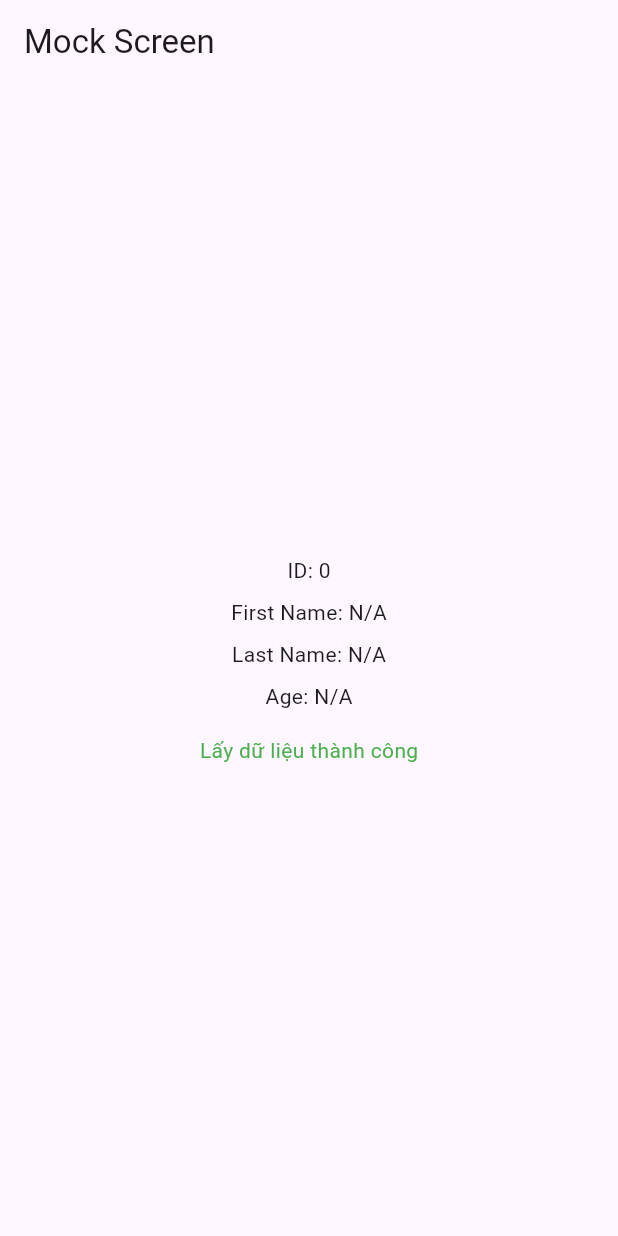
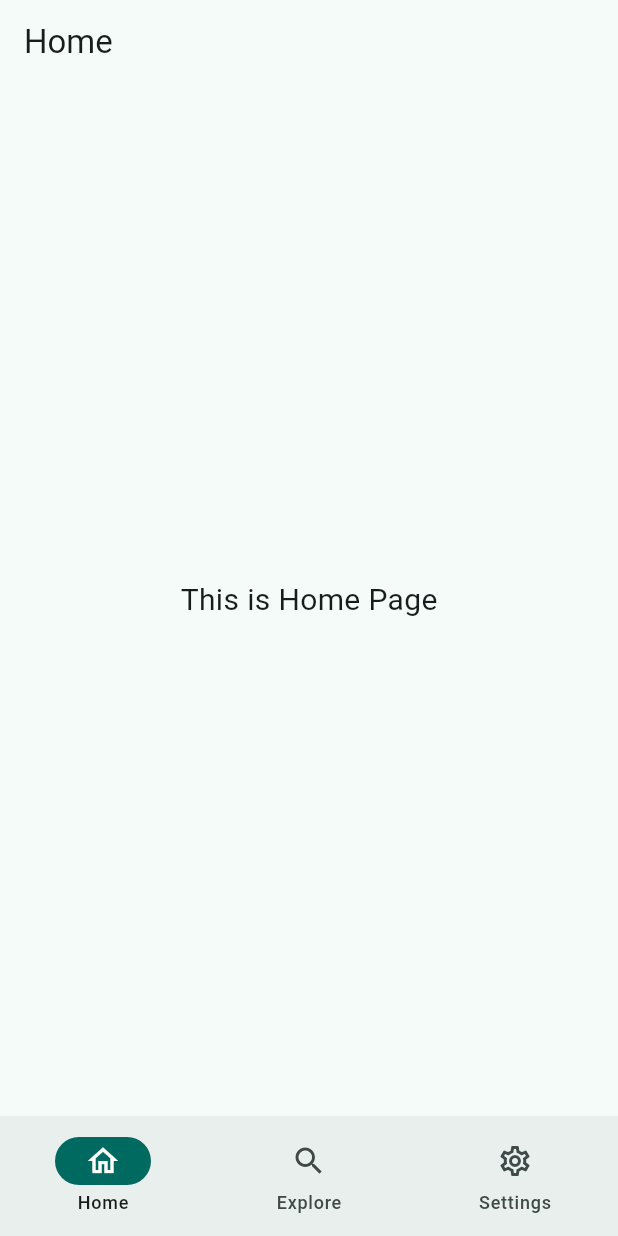
Before and after one commit to vinhngpc19/flutter_bloc_clean_architecture, a Flutter app: the screen it shows after launch, on a phone screen of 412 x 824 dp. Run offline on Flutter 3.47's test engine with Material 3 defaults, Android fonts, the phone set to English and light mode, and no system bars; our stand-ins replace flutter_bloc, freezed_annotation, get_it, go_router, hive_flutter; accounts and stored records are empty.

Commit message:
Add go router

```diff
--- a/lib/configs/di/di.dart
+++ b/lib/configs/di/di.dart
@@ -36,7 +36,7 @@ class DI {
       () => LocalDataImpl(localStorage: getIt()),
     );
 
-    // tools
+    // services
     final localStorage = LocalStorage();
     await localStorage.init();
     getIt.registerLazySingleton<LocalStorage>(
--- a/lib/main.dart
+++ b/lib/main.dart
@@ -1,13 +1,25 @@
 import 'package:flutter/material.dart';
-import 'package:flutter_bloc/flutter_bloc.dart';
 import 'package:forecast/configs/di/di.dart';
-import 'package:forecast/presentation/screens/mock/bloc/mock_bloc.dart';
-import 'package:forecast/presentation/screens/mock/mock_screen.dart';
+import 'package:forecast/routers/app_router.dart';
 
 void main() async {
   WidgetsFlutterBinding.ensureInitialized();
   await DI().setUpLocator();
-  runApp(const MyApp());
+
+  runApp(
+    // MultiBlocProvider(
+    //   providers: [
+    //     BlocProvider(
+    //       create: (context) => DI().get<ThemeBloc>(),
+    //     ),
+    //     BlocProvider(
+    //       create: (context) => DI().get<LanguageBloc>(),
+    //     ),
+    //   ],
+    //   child:
+    const MyApp(),
+    // ),
+  );
 }
 
 class MyApp extends StatelessWidget {
@@ -15,19 +27,11 @@ class MyApp extends StatelessWidget {
 
   @override
   Widget build(BuildContext context) {
-    return MaterialApp(
-        title: 'Flutter Demo',
-        theme: ThemeData(
-          colorScheme: ColorScheme.fromSeed(seedColor: Colors.deepPurple),
-          useMaterial3: true,
-        ),
-        home: MultiBlocProvider(
-          providers: [
-            BlocProvider<MockBloc>(
-              create: (BuildContext context) => DI().getIt<MockBloc>(),
-            ),
-          ],
-          child: const MockScreen(),
-        ));
+    return MaterialApp.router(
+      theme: ThemeData.from(
+          colorScheme: ColorScheme.fromSeed(seedColor: Colors.teal),
+          useMaterial3: true),
+      routerConfig: AppRouter.routers,
+    );
   }
 }
--- /dev/null
+++ b/lib/presentation/screens/dashboard/dashboard_page.dart
@@ -0,0 +1,39 @@
+import 'package:flutter/material.dart';
+import 'package:go_router/go_router.dart';
+
+class DashboardPage extends StatelessWidget {
+  const DashboardPage({super.key, required this.navigationShell});
+  final StatefulNavigationShell navigationShell;
+
+  @override
+  Widget build(BuildContext context) {
+    return Scaffold(
+      body: navigationShell,
+      bottomNavigationBar: NavigationBar(
+        selectedIndex: navigationShell.currentIndex,
+        onDestinationSelected: navigationShell.goBranch,
+        indicatorColor: Theme.of(context).primaryColor,
+        destinations: destinations
+            .map((destination) => NavigationDestination(
+                  icon: Icon(destination.icon),
+                  label: destination.label,
+                  selectedIcon: Icon(destination.icon, color: Colors.white),
+                ))
+            .toList(),
+      ),
+    );
+  }
+}
+
+class Destination {
+  const Destination({required this.label, required this.icon});
+
+  final String label;
+  final IconData icon;
+}
+
+const destinations = [
+  Destination(label: 'Home', icon: Icons.home_outlined),
+  Destination(label: 'Explore', icon: Icons.search),
+  Destination(label: 'Settings', icon: Icons.settings_outlined),
+];
--- /dev/null
+++ b/lib/presentation/screens/home_page.dart
@@ -0,0 +1,16 @@
+import 'package:flutter/material.dart';
+
+class HomePage extends StatelessWidget {
+  const HomePage({super.key});
+
+  @override
+  Widget build(BuildContext context) => Scaffold(
+        appBar: AppBar(title: const Text('Home')),
+        body: const Center(
+          child: Text(
+            'This is Home Page',
+            style: TextStyle(fontSize: 20),
+          ),
+        ),
+      );
+}
--- a/lib/presentation/screens/mock/bloc/mock_bloc.dart
+++ b/lib/presentation/screens/mock/bloc/mock_bloc.dart
@@ -42,6 +42,7 @@ class MockBloc extends Bloc<MockEvent, MockState> {
   Future<void> _onSaveUser(_SaveUser event, Emitter<MockState> emit) async {
     debugPrint('MockBloc: _onSaveUser');
     emit(state.copyWith(isLoading: true));
+    // save user
     emit(state.copyWith(
       isLoading: false,
       message: 'Lưu user thành công',
--- a/lib/presentation/screens/mock/mock_screen.dart
+++ b/lib/presentation/screens/mock/mock_screen.dart
@@ -1,9 +1,11 @@
 import 'package:flutter/material.dart';
 import 'package:flutter_bloc/flutter_bloc.dart';
 import 'package:forecast/presentation/screens/mock/bloc/mock_bloc.dart';
+import 'package:go_router/go_router.dart';
 
 class MockScreen extends StatelessWidget {
-  const MockScreen({super.key});
+  const MockScreen({super.key, required this.navigationShell});
+  final StatefulNavigationShell navigationShell;
 
   @override
   Widget build(BuildContext context) {
--- a/lib/routers/app_router.dart
+++ b/lib/routers/app_router.dart
@@ -0,0 +1,81 @@
+import 'package:flutter/widgets.dart';
+import 'package:forecast/presentation/screens/dashboard/dashboard_page.dart';
+import 'package:forecast/presentation/screens/explore_page.dart';
+import 'package:forecast/presentation/screens/home_page.dart';
+import 'package:forecast/presentation/screens/profile_page.dart';
+import 'package:forecast/presentation/screens/setting_page.dart';
+import 'package:go_router/go_router.dart';
+
+class AppRouter {
+  AppRouter._();
+
+  static const String loginPage = '/login';
+  static const String registerPage = '/register';
+  static const String explorePage = '/explore';
+  static const String settingsPage = '/settings';
+  static const String homePage = '/profile';
+  static const String profilePage = '/home';
+
+  static final rootNavigatorKey = GlobalKey<NavigatorState>(debugLabel: 'root');
+
+  static final routers = GoRouter(
+    navigatorKey: rootNavigatorKey,
+    initialLocation: AppRouter.homePage,
+    routes: [
+      GoRoute(
+        path: AppRouter.loginPage,
+        builder: (context, state) => const SizedBox(),
+      ),
+      GoRoute(
+        path: AppRouter.registerPage,
+        builder: (context, state) => const SizedBox(),
+      ),
+      StatefulShellRoute.indexedStack(
+        builder: (context, state, navigationShell) => DashboardPage(
+          navigationShell: navigationShell,
+        ),
+        branches: [
+          StatefulShellBranch(
+            routes: [
+              GoRoute(
+                path: AppRouter.homePage,
+                builder: (context, state) => const HomePage(),
+              ),
+            ],
+          ),
+          StatefulShellBranch(
+            routes: [
+              GoRoute(
+                path: AppRouter.explorePage,
+                builder: (context, state) => const ExplorePage(),
+              ),
+            ],
+          ),
+          StatefulShellBranch(
+            routes: [
+              GoRoute(
+                path: AppRouter.settingsPage,
+                builder: (context, state) => const SettingsPage(),
+                routes: [
+                  GoRoute(
+                      path: AppRouter.profilePage,
+                      builder: (context, state) => ProfilePage(
+                            user: state.extra as User,
+                          )),
+                ],
+              ),
+            ],
+          ),
+        ],
+      ),
+    ],
+    //    redirect: (context, state) {
+    //   final isLoggedIn = AuthService.instance.isLoggedIn;
+    //   final isGoingToAuth = state.fullPath == '/login' || state.fullPath == '/register';
+
+    //   if (!isLoggedIn && !isGoingToAuth) return '/login';
+    //   if (isLoggedIn && isGoingToAuth) return '/home';
+    //   return null;
+    // },
+  );
+}
--- a/pubspec.yaml
+++ b/pubspec.yaml
@@ -42,6 +42,7 @@ dependencies:
   hive_flutter: ^1.1.0
   freezed_annotation: ^2.4.1
   json_annotation: ^4.9.0
+  go_router: ^15.1.2
 
 dev_dependencies:
   flutter_test:
```
Also changed, not shown: lib/data/data_sources/local_data.dart (+4 -5 lines), lib/presentation/screens/explore_page.dart (added, +27 -0 lines), lib/presentation/screens/profile_page.dart (added, +43 -0 lines), lib/presentation/screens/setting_page.dart (added, +33 -0 lines), pubspec.lock.
